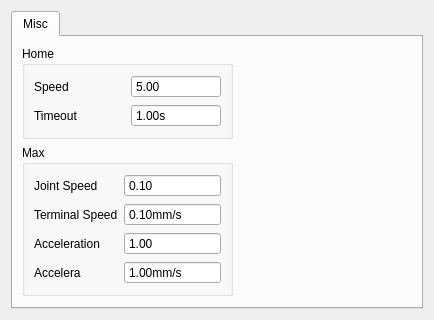
Qt form source/plugin/t4/advpara.ui (ww4u/mct-t4) before a commit.
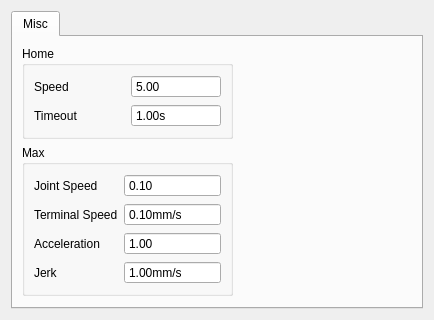
The same form after that commit.

```diff
--- a/source/plugin/t4/advpara.ui
+++ b/source/plugin/t4/advpara.ui
@@ -85,7 +85,7 @@
           <item row="3" column="0">
            <widget class="QLabel" name="label_4">
             <property name="text">
-             <string>Accelera</string>
+             <string>Jerk</string>
             </property>
            </widget>
           </item>
```
